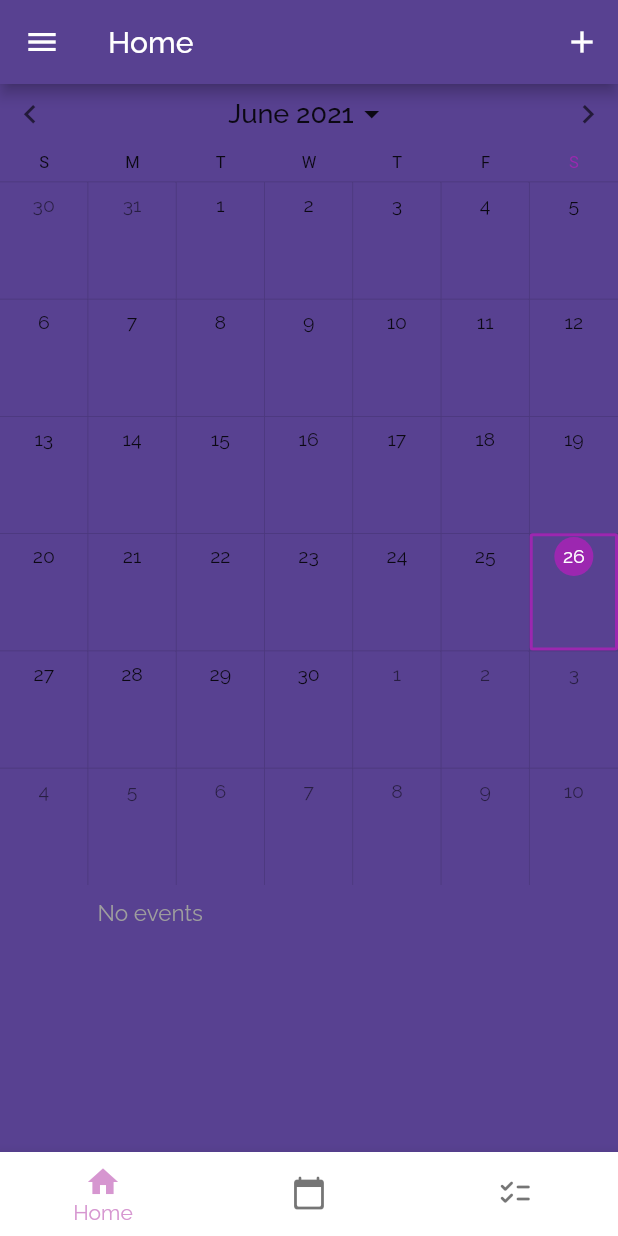
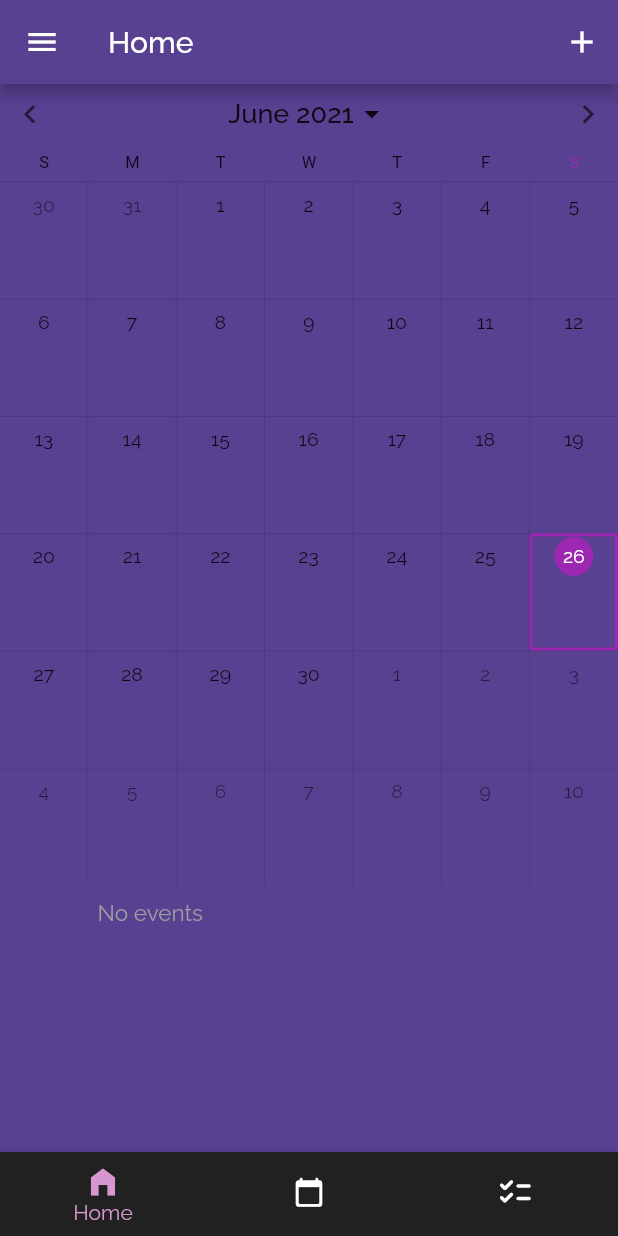
Before and after one commit to KaveenE/Orbital-SimplyMeet, a Flutter app: the TabsAllViews screen opened by its route, on a phone screen of 412 x 824 dp. Run offline on Flutter 3.47's test engine with Material 2 defaults, Android fonts, the phone set to English and light mode, and no system bars; drawn by our look-alikes of syncfusion_flutter_calendar; our stand-ins replace awesome_dialog, cloud_firestore, firebase_auth, firebase_core, flutter_colorpicker, flutter_form_builder and 7 more; missing offline and left inert: navigation_history_observer; accounts and stored records are empty; project files that could hold a hidden picture were left out.

Commit message:
Changed bottom navigation bar + minor design fixes

```diff
--- a/simply_meet/lib/core/ui/views/tabs_all_views.dart
+++ b/simply_meet/lib/core/ui/views/tabs_all_views.dart
@@ -57,9 +57,10 @@ class TabsAllViews extends StatelessWidget {
                 bottomNavigationBar: BottomNavigationBar(
                   currentIndex: currIdx,
                   onTap: tabsAllViewModel.setIndex,
-                  backgroundColor: themeProvider.themeType.backgroundColor,
+                  backgroundColor: Colors.grey.shade900,
                   showUnselectedLabels: false,
                   selectedItemColor: theme(ctx).accentColor,
+                  unselectedItemColor: Colors.white,
                   items: viewMappings
                       .map(
                         (map) => BottomNavigationBarItem(
@@ -79,8 +80,7 @@ class TabsAllViews extends StatelessWidget {
   }
 }
 
-/*
-class TabsAllViews extends StatelessWidget {
+/* class TabsAllViews extends StatelessWidget {
   static const routeName = '/tabsAllViews';
   @override
   Widget build(BuildContext context) {
--- a/simply_meet/lib/core/ui/views/todo_view.dart
+++ b/simply_meet/lib/core/ui/views/todo_view.dart
@@ -29,7 +29,7 @@ class ToDoView extends StatelessWidget {
       body: Column(
         children: [
           Padding(
-            padding: const EdgeInsets.symmetric(horizontal: 30, vertical: 12),
+            padding: const EdgeInsets.only(left: 30, top: 30),
             child: Column(
               crossAxisAlignment: CrossAxisAlignment.start,
               children: <Widget>[
--- a/simply_meet/lib/core/view_models/tabs_all_viewmodel.dart
+++ b/simply_meet/lib/core/view_models/tabs_all_viewmodel.dart
@@ -27,7 +27,7 @@ class TabsAllViewModel extends ChangeNotifier {
           actions: _appBarActions,
         ),
         widget: HomeView(),
-        icon: Icon(Icons.home),
+        icon: Icon(Icons.home_filled),
         label: "Home",
       },
       {
@@ -36,7 +36,10 @@ class TabsAllViewModel extends ChangeNotifier {
           actions: _appBarActions,
         ),
         widget: TimetableView(),
-        icon: Icon(Icons.calendar_today_rounded),
+        icon: Icon(
+          Icons.calendar_today_rounded,
+          size: 21,
+        ),
         label: "Timetable",
       },
       {
@@ -45,7 +48,10 @@ class TabsAllViewModel extends ChangeNotifier {
           actions: null,
         ),
         widget: ToDoView(),
-        icon: Icon(Icons.checklist_rounded),
+        icon: Icon(
+          Icons.checklist_rounded,
+          size: 25,
+        ),
         label: "To-Do"
       }
     ];
--- a/simply_meet/lib/start/ui/widgets/login_area.dart
+++ b/simply_meet/lib/start/ui/widgets/login_area.dart
@@ -41,7 +41,7 @@ class LoginArea extends StatelessWidget {
               child: Text(
                 "Forgot your password?",
                 style:
-                    theme(context).textTheme.subtitle2!.copyWith(fontSize: 16),
+                    theme(context).textTheme.subtitle2!.copyWith(fontSize: 15),
               ),
             ),
           ),
```
